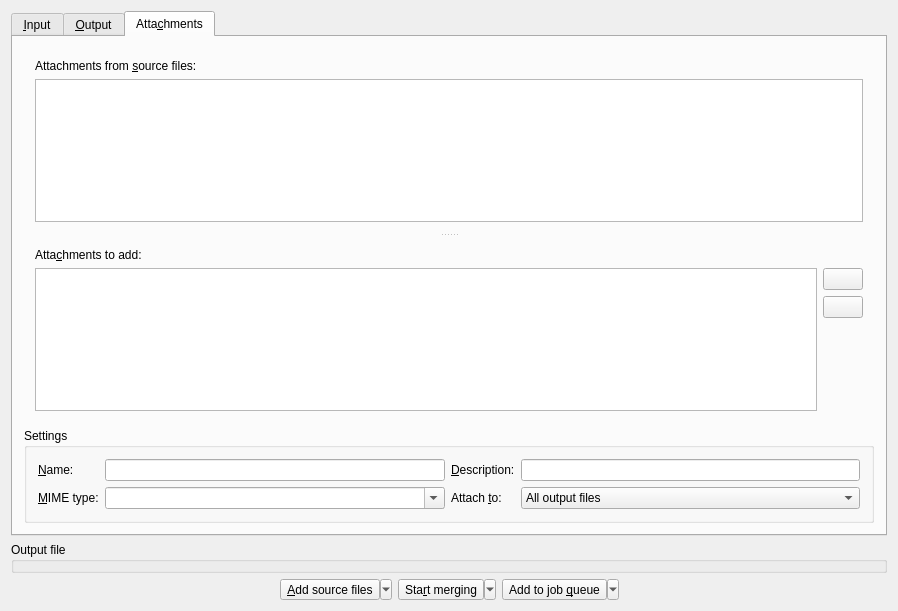
jpsdr/MKVToolnix-Windows-7, file src/mkvtoolnix-gui/forms/merge/tab.ui: the form before one commit.
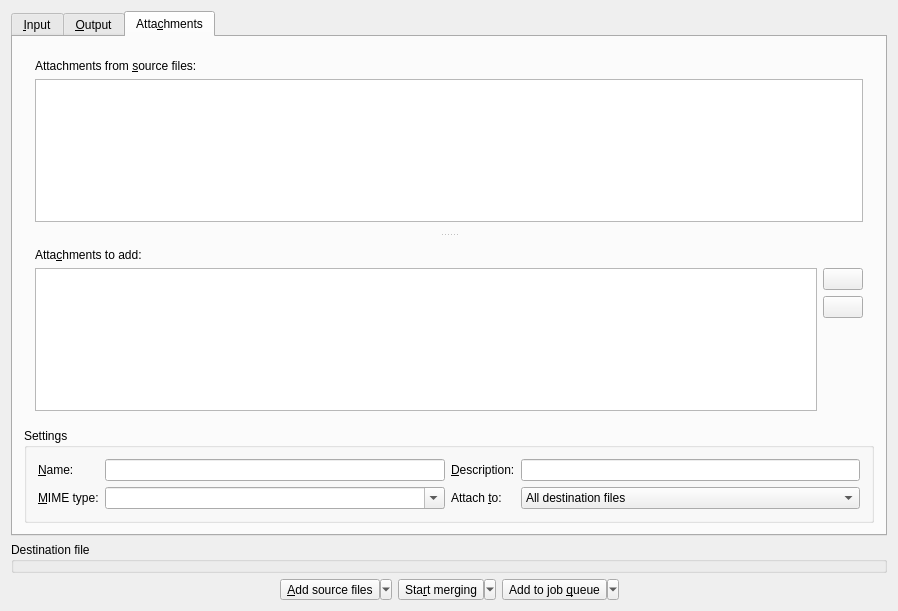
The form after the commit. The open tabs and pages were chosen to show the change. Icons and pictures are not drawn. Custom widgets are drawn as their Qt base class.

Commit message: all programs: consistently use "destination file" instead of "output file"

Diff of the .ui file:
```diff
--- a/src/mkvtoolnix-gui/forms/merge/tab.ui
+++ b/src/mkvtoolnix-gui/forms/merge/tab.ui
@@ -1732,7 +1732,7 @@
            <widget class="QComboBox" name="attachmentStyle">
             <item>
              <property name="text">
-              <string>All output files</string>
+              <string>All destination files</string>
              </property>
             </item>
             <item>
@@ -1752,7 +1752,7 @@
    <item>
     <widget class="QGroupBox" name="gbOutputFile">
      <property name="title">
-      <string>Output file</string>
+      <string>Destination file</string>
      </property>
     </widget>
    </item>
```
Left out of the diff: 2 changed lines with no effect on the pictures. The commit also changes 13 other files.
